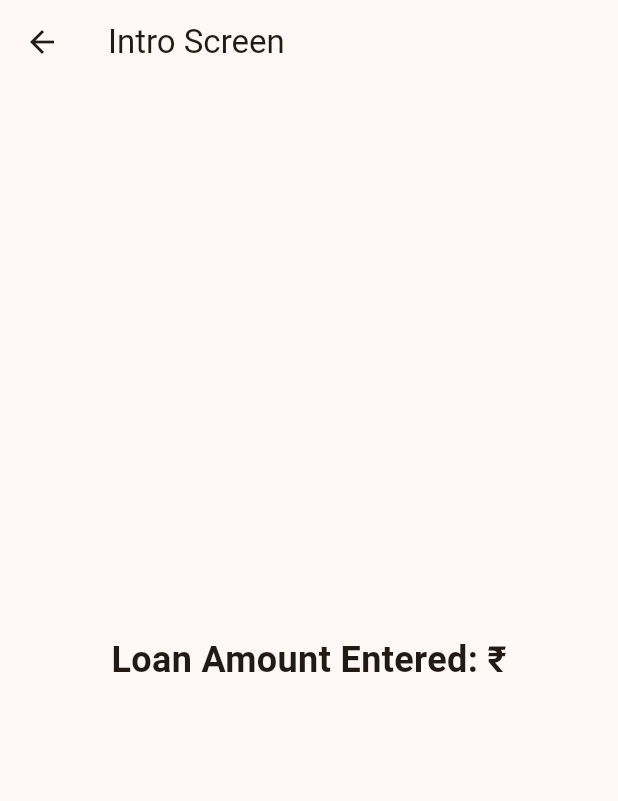
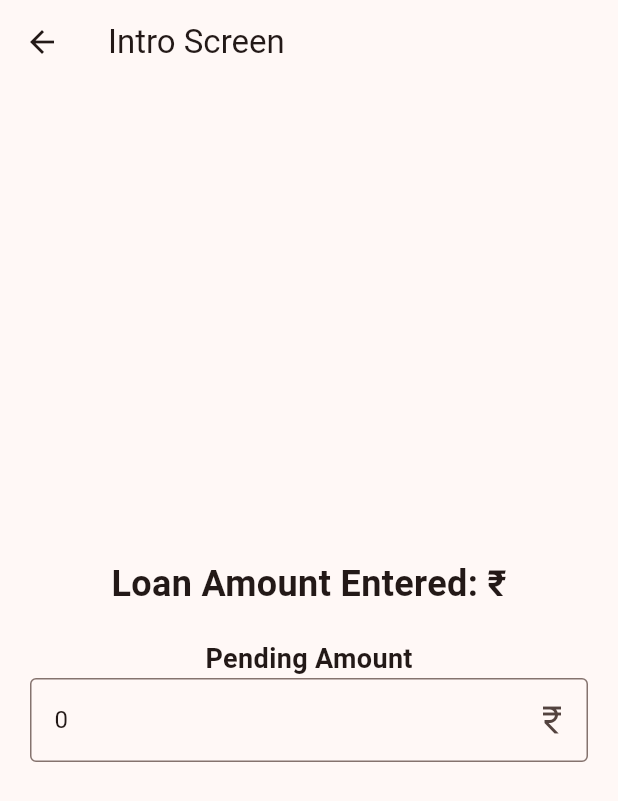
Before and after one commit to dlshet12/flutter_test, a Flutter app: the screen it shows after launch, after a tap on "Go to Intro", on a phone screen of 412 x 824 dp. Shown: the top 801 px of the screen. Run offline on Flutter 3.47's test engine with Material 3 defaults, Android fonts, the phone set to English and light mode, and no system bars; network calls fail.

Commit message:
implementated provider

```diff
--- a/lib/main.dart
+++ b/lib/main.dart
@@ -1,8 +1,17 @@
 import 'package:flutter/material.dart';
-import './pages/home.dart'; // Import the Home page
+import 'package:provider/provider.dart';
+import './pages/loan_provider.dart';
+import './pages/home.dart';
 
 void main() {
-  runApp(const MyApp());
+  runApp(
+    MultiProvider(
+      providers: [
+        ChangeNotifierProvider(create: (_) => LoanProvider()),
+      ],
+      child: const MyApp(),
+    ),
+  );
 }
 
 class MyApp extends StatelessWidget {
@@ -16,7 +25,7 @@ class MyApp extends StatelessWidget {
         useMaterial3: true,
         colorScheme: ColorScheme.fromSeed(seedColor: Colors.deepOrange),
       ),
-       home: LoanPaymentScreen(), // Set HomeScreen as the initial page
+      home: LoanPaymentScreen(),
     );
   }
 }
--- a/lib/pages/home.dart
+++ b/lib/pages/home.dart
@@ -1,6 +1,8 @@
 import 'package:flutter/material.dart';
 import 'package:flutter/services.dart';
 import 'package:http/http.dart' as http;
+import 'package:provider/provider.dart';
+import './loan_provider.dart';
 import 'dart:convert';
 import 'intro.dart';
 
@@ -13,6 +15,7 @@ class _LoanPaymentScreenState extends State<LoanPaymentScreen> {
   List<String> imageUrls = [];
   bool isLoading = false;
    TextEditingController loanAmountController = TextEditingController();
+   TextEditingController pendingAmountController = TextEditingController();
 
   Future<void> fetchImages() async {
     setState(() {
@@ -45,6 +48,11 @@ class _LoanPaymentScreenState extends State<LoanPaymentScreen> {
 
   @override
   Widget build(BuildContext context) {
+       final loanProvider = Provider.of<LoanProvider>(context);
+
+    // Update the text field when provider changes
+    pendingAmountController.text = loanProvider.pendingAmount.toInt().toString();
+
     return Scaffold(
       body: SingleChildScrollView(
         child: Padding(
@@ -111,6 +119,7 @@ class _LoanPaymentScreenState extends State<LoanPaymentScreen> {
               const SizedBox(height: 10),
               const Text("Pending Amount"),
               TextField(
+                 controller: pendingAmountController,
                 keyboardType: TextInputType.number, // Allows numeric input
                 inputFormatters: [FilteringTextInputFormatter.digitsOnly],
                 decoration: InputDecoration(
@@ -118,6 +127,10 @@ class _LoanPaymentScreenState extends State<LoanPaymentScreen> {
                   suffixIcon: const Icon(Icons.currency_rupee),
                   border: OutlineInputBorder(),
                 ),
+                   onChanged: (value) {
+                double newAmount = double.tryParse(value) ?? 0.0;
+                loanProvider.setPendingAmount(newAmount);
+              },
               ),
               const SizedBox(height: 20),
 
--- a/lib/pages/intro.dart
+++ b/lib/pages/intro.dart
@@ -1,19 +1,53 @@
 import 'package:flutter/material.dart';
+import 'package:provider/provider.dart';
+import 'loan_provider.dart';
 
 class IntroScreen extends StatelessWidget {
-  final String loanAmount; // Add this field
+  final String loanAmount;
 
-  // Constructor to receive loanAmount
-  const IntroScreen({Key? key, required this.loanAmount}) : super(key: key);
+  IntroScreen({Key? key, required this.loanAmount}) : super(key: key);
 
   @override
   Widget build(BuildContext context) {
+    final loanProvider = Provider.of<LoanProvider>(context);
+    TextEditingController pendingAmountController = TextEditingController(
+      text: loanProvider.pendingAmount % 1 == 0
+          ? loanProvider.pendingAmount.toInt().toString() // Show as integer
+          : loanProvider.pendingAmount.toString(),
+    );
+
     return Scaffold(
       appBar: AppBar(title: const Text('Intro Screen')),
-      body: Center(
-        child: Text(
-          'Loan Amount Entered: ₹$loanAmount', // Display the loan amount
-          style: const TextStyle(fontSize: 24, fontWeight: FontWeight.bold),
+      body: Padding(
+        padding: const EdgeInsets.all(20.0),
+        child: Column(
+          mainAxisAlignment: MainAxisAlignment.center,
+          children: [
+            Text(
+              'Loan Amount Entered: ₹$loanAmount',
+              style: const TextStyle(fontSize: 24, fontWeight: FontWeight.bold),
+            ),
+            const SizedBox(height: 20),
+
+            // Pending Amount TextField
+            const Text(
+              "Pending Amount",
+              style: TextStyle(fontSize: 18, fontWeight: FontWeight.bold),
+            ),
+            TextField(
+              controller: pendingAmountController,
+              keyboardType: TextInputType.number,
+              decoration: InputDecoration(
+                border: OutlineInputBorder(),
+                hintText: "Enter Pending Amount",
+                suffixIcon: const Icon(Icons.currency_rupee),
+              ),
+              onChanged: (value) {
+                double newAmount = double.tryParse(value) ?? 0.0;
+                loanProvider.setPendingAmount(newAmount);
+              },
+            ),
+          ],
         ),
       ),
     );
--- /dev/null
+++ b/lib/pages/loan_provider.dart
@@ -0,0 +1,12 @@
+import 'package:flutter/material.dart';
+
+class LoanProvider extends ChangeNotifier {
+  double _pendingAmount = 0.0;
+
+  double get pendingAmount => _pendingAmount;
+
+  void setPendingAmount(double amount) {
+    _pendingAmount = amount;
+    notifyListeners();
+  }
+}
--- a/pubspec.yaml
+++ b/pubspec.yaml
@@ -16,6 +16,7 @@ dependencies:
   provider: ^6.1.2
   http: ^0.13.6
 
+
 dev_dependencies:
   flutter_test:
     sdk: flutter
```
